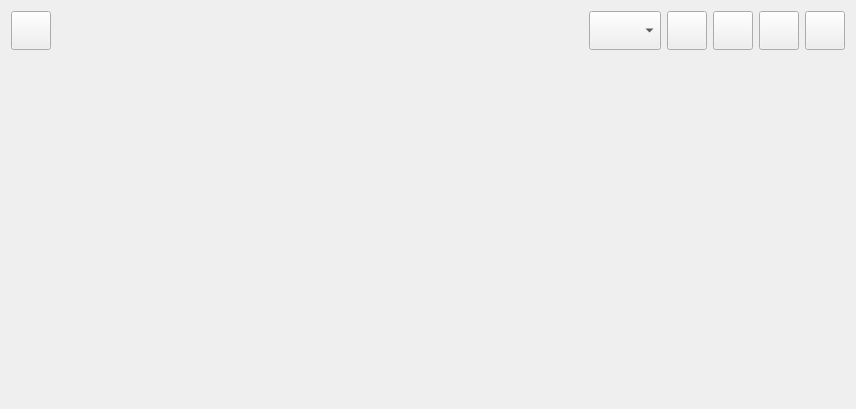
First picture: the form in ui/server/widgets/servermanager.ui, repository Open-Typer/Open-Typer, before the edit.
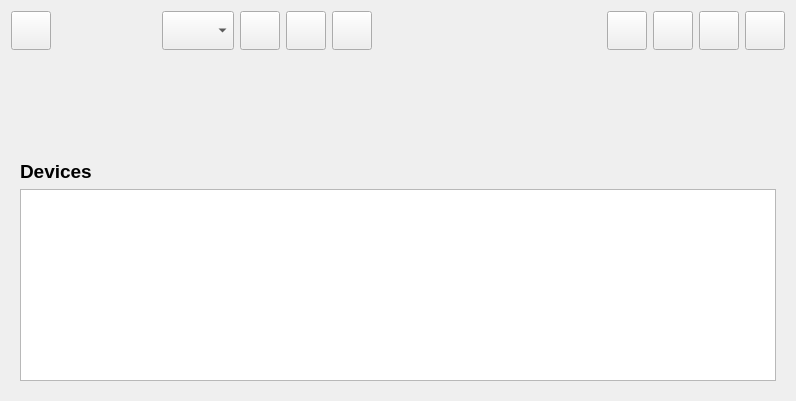
Second picture: the form after the edit. Icons and pictures are not drawn.

Commit message: server: widgets: servermanager: Add easy mode support

What changed in the file:
```diff
--- a/ui/server/widgets/servermanager.ui
+++ b/ui/server/widgets/servermanager.ui
@@ -6,8 +6,8 @@
    <rect>
     <x>0</x>
     <y>0</y>
-    <width>856</width>
-    <height>409</height>
+    <width>796</width>
+    <height>401</height>
    </rect>
   </property>
   <property name="windowTitle">
@@ -151,27 +151,127 @@
            </property>
           </widget>
          </item>
+         <item>
+          <widget class="QToolButton" name="removeClassButton">
+           <property name="toolTip">
+            <string>Remove the class</string>
+           </property>
+           <property name="text">
+            <string notr="true"/>
+           </property>
+           <property name="icon">
+            <iconset resource="../../../res.qrc">
+             <normaloff>:/res/images/remove.png</normaloff>:/res/images/remove.png</iconset>
+           </property>
+           <property name="iconSize">
+            <size>
+             <width>32</width>
+             <height>32</height>
+            </size>
+           </property>
+          </widget>
+         </item>
         </layout>
        </widget>
       </item>
       <item>
-       <widget class="QToolButton" name="removeClassButton">
-        <property name="toolTip">
-         <string>Remove the class</string>
+       <widget class="QFrame" name="easyControlsFrame">
+        <property name="sizePolicy">
+         <sizepolicy hsizetype="Preferred" vsizetype="Preferred">
+          <horstretch>0</horstretch>
+          <verstretch>0</verstretch>
+         </sizepolicy>
         </property>
-        <property name="text">
-         <string notr="true"/>
+        <property name="frameShape">
+         <enum>QFrame::NoFrame</enum>
         </property>
-        <property name="icon">
-         <iconset resource="../../../res.qrc">
-          <normaloff>:/res/images/remove.png</normaloff>:/res/images/remove.png</iconset>
+        <property name="frameShadow">
+         <enum>QFrame::Plain</enum>
         </property>
-        <property name="iconSize">
-         <size>
-          <width>32</width>
-          <height>32</height>
-         </size>
-        </property>
+        <layout class="QHBoxLayout" name="horizontalLayout_3">
+         <property name="leftMargin">
+          <number>0</number>
+         </property>
+         <property name="topMargin">
+          <number>0</number>
+         </property>
+         <property name="rightMargin">
+          <number>0</number>
+         </property>
+         <property name="bottomMargin">
+          <number>0</number>
+         </property>
+         <item>
+          <spacer name="horizontalSpacer_2">
+           <property name="orientation">
+            <enum>Qt::Horizontal</enum>
+           </property>
+           <property name="sizeHint" stdset="0">
+            <size>
+             <width>40</width>
+             <height>20</height>
+            </size>
+           </property>
+          </spacer>
+         </item>
+         <item>
+          <widget class="QToolButton" name="addDeviceButton">
+           <property name="toolTip">
+            <string>Add device</string>
+           </property>
+           <property name="text">
+            <string/>
+           </property>
+           <property name="icon">
+            <iconset resource="../../../res.qrc">
+             <normaloff>:/res/images/add.png</normaloff>:/res/images/add.png</iconset>
+           </property>
+           <property name="iconSize">
+            <size>
+             <width>32</width>
+             <height>32</height>
+            </size>
+           </property>
+          </widget>
+         </item>
+         <item>
+          <widget class="QToolButton" name="editDeviceButton">
+           <property name="text">
+            <string notr="true"/>
+           </property>
+           <property name="icon">
+            <iconset resource="../../../res.qrc">
+             <normaloff>:/res/images/edit.png</normaloff>:/res/images/edit.png</iconset>
+           </property>
+           <property name="iconSize">
+            <size>
+             <width>32</width>
+             <height>32</height>
+            </size>
+           </property>
+          </widget>
+         </item>
+         <item>
+          <widget class="QToolButton" name="removeDeviceButton">
+           <property name="toolTip">
+            <string>Remove selected device</string>
+           </property>
+           <property name="text">
+            <string/>
+           </property>
+           <property name="icon">
+            <iconset resource="../../../res.qrc">
+             <normaloff>:/res/images/remove.png</normaloff>:/res/images/remove.png</iconset>
+           </property>
+           <property name="iconSize">
+            <size>
+             <width>32</width>
+             <height>32</height>
+            </size>
+           </property>
+          </widget>
+         </item>
+        </layout>
        </widget>
       </item>
       <item>
@@ -207,6 +307,57 @@
      <layout class="QVBoxLayout" name="classControlsLayout"/>
     </widget>
    </item>
+   <item>
+    <widget class="QWidget" name="easyModeControls" native="true">
+     <property name="sizePolicy">
+      <sizepolicy hsizetype="Preferred" vsizetype="Expanding">
+       <horstretch>0</horstretch>
+       <verstretch>0</verstretch>
+      </sizepolicy>
+     </property>
+     <layout class="QGridLayout" name="gridLayout">
+      <item row="1" column="0">
+       <widget class="QLabel" name="devicesLabel">
+        <property name="sizePolicy">
+         <sizepolicy hsizetype="Preferred" vsizetype="Fixed">
+          <horstretch>0</horstretch>
+          <verstretch>0</verstretch>
+         </sizepolicy>
+        </property>
+        <property name="font">
+         <font>
+          <pointsize>14</pointsize>
+          <weight>75</weight>
+          <bold>true</bold>
+         </font>
+        </property>
+        <property name="text">
+         <string>Devices</string>
+        </property>
+       </widget>
+      </item>
+      <item row="2" column="0">
+       <widget class="QListWidget" name="deviceList">
+        <property name="editTriggers">
+         <set>QAbstractItemView::NoEditTriggers</set>
+        </property>
+        <property name="defaultDropAction">
+         <enum>Qt::IgnoreAction</enum>
+        </property>
+        <property name="movement">
+         <enum>QListView::Static</enum>
+        </property>
+        <property name="flow">
+         <enum>QListView::LeftToRight</enum>
+        </property>
+        <property name="viewMode">
+         <enum>QListView::IconMode</enum>
+        </property>
+       </widget>
+      </item>
+     </layout>
+    </widget>
+   </item>
   </layout>
  </widget>
  <resources>
```
The commit also changes 2 other files.
